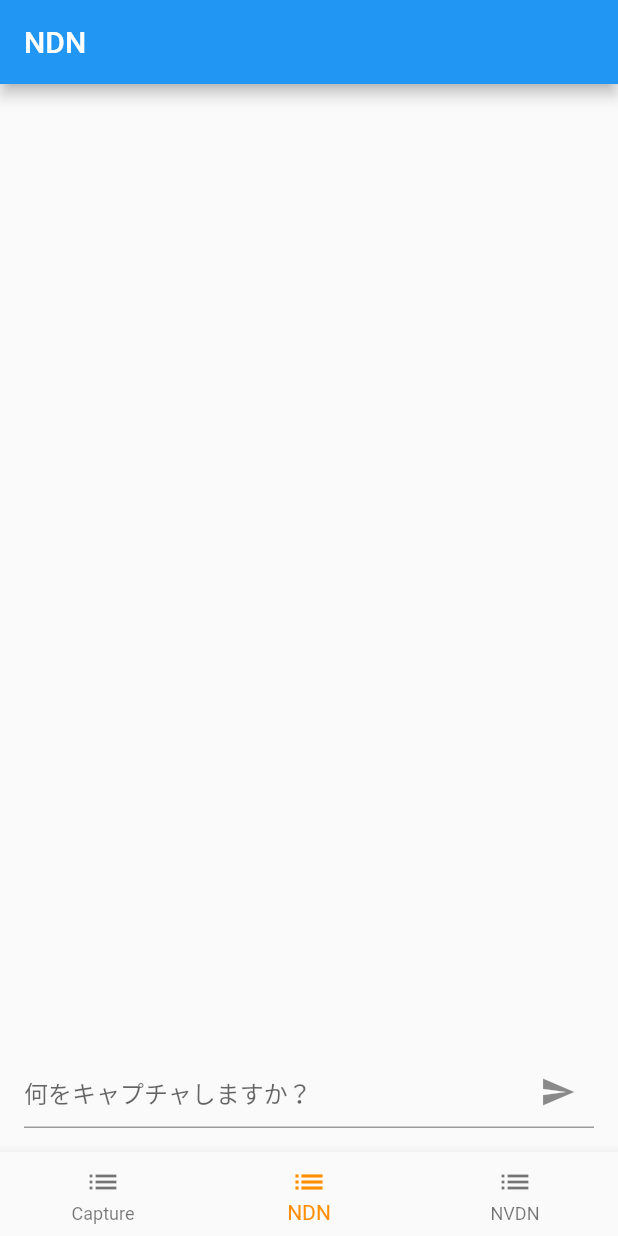
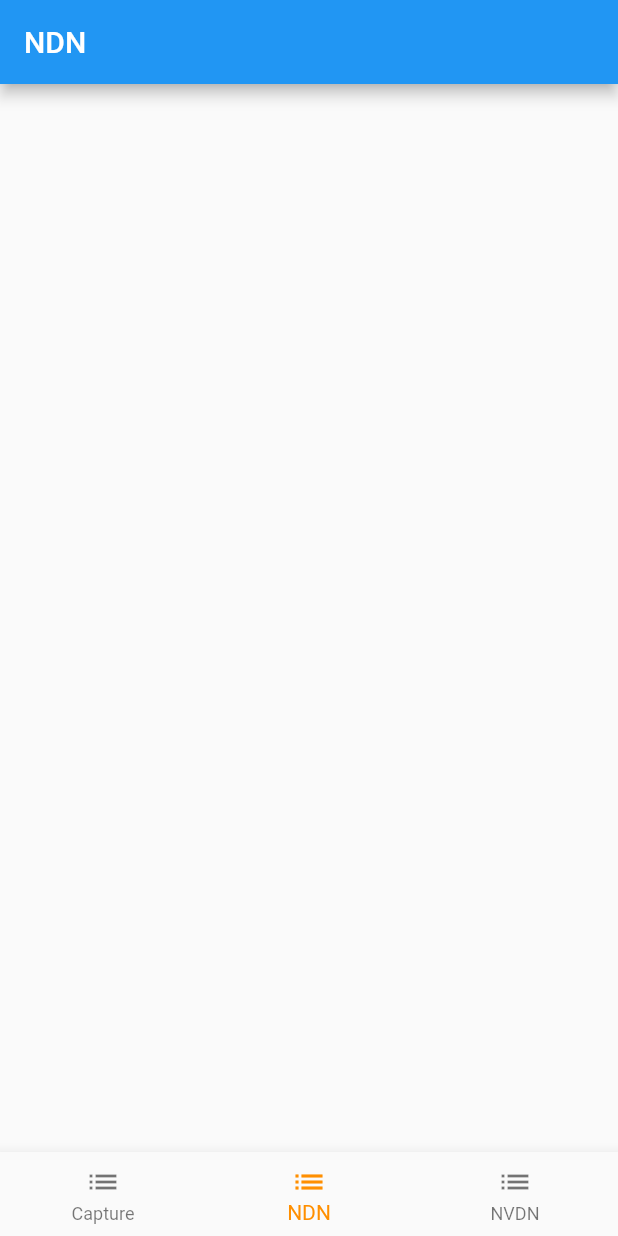
Before and after one commit to tocomi/mission-control-dart, a Flutter app: the screen it shows after launch, item 2 of the bottom bar chosen, on a phone screen of 412 x 824 dp. Run offline on Flutter 3.47's test engine with Material 2 defaults, Android fonts, the phone set to English and light mode, and no system bars.

Commit message:
feat: display input only capture

```diff
--- a/lib/screens/home_screen.dart
+++ b/lib/screens/home_screen.dart
@@ -136,6 +136,7 @@ class _HomeScreenState extends State<HomeScreen> {
               deleteTask: _deleteTask,
             )
           ),
+          _selectedIndex == 0 ?
           Container(
             padding: EdgeInsets.all(16.0),
             child: TextField(
@@ -149,7 +150,8 @@ class _HomeScreenState extends State<HomeScreen> {
                 )
               ),
             ),
-          ),
+          ) :
+          Container(),
         ],
       ),
       bottomNavigationBar: BottomNavigationBar(
```
